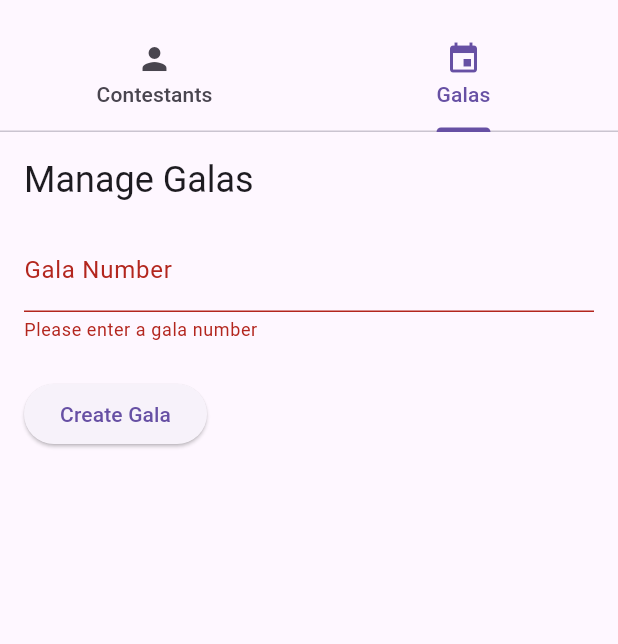
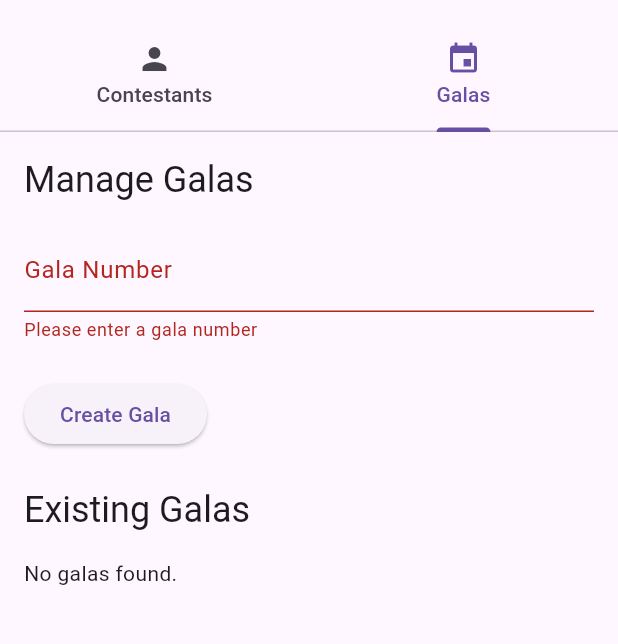
Before and after one commit to JFerrerBeired/PorrOT_2025, a Flutter app: the screen it shows after launch, tab 2 chosen, after a tap on "Create Gala", on a phone screen of 412 x 824 dp, the part 63-707 px from its top. Run offline on Flutter 3.47's test engine with Material 3 defaults, Android fonts, the phone set to English and light mode, and no system bars; our stand-ins replace cloud_firestore, firebase_core; accounts and stored records are empty; generated files the repository leaves out were written again.

Commit message:
feat: Add existing DB lists

```diff
--- a/lib/presentation/widgets/admin/contestant_manager.dart
+++ b/lib/presentation/widgets/admin/contestant_manager.dart
@@ -16,24 +16,81 @@ class _ContestantManagerState extends State<ContestantManager> {
   final _nameController = TextEditingController();
   final _photoUrlController = TextEditingController();
   ContestantStatus _selectedStatus = ContestantStatus.active;
+  List<Contestant> _contestants = [];
+  bool _isLoading = true;
 
   late final CreateContestantUseCase _createContestantUseCase;
+  late final ContestantRepositoryImpl _contestantRepository;
 
   @override
   void initState() {
     super.initState();
     // In a real app, use dependency injection
-    final contestantRepository = ContestantRepositoryImpl(
+    _contestantRepository = ContestantRepositoryImpl(
       FirebaseFirestore.instance,
     );
-    _createContestantUseCase = CreateContestantUseCase(contestantRepository);
+    _createContestantUseCase = CreateContestantUseCase(_contestantRepository);
+    _loadContestants();
+  }
+
+  Future<void> _loadContestants() async {
+    try {
+      final contestants = await _contestantRepository.getAllContestants();
+      setState(() {
+        _contestants = contestants;
+        _isLoading = false;
+      });
+    } catch (e) {
+      setState(() {
+        _isLoading = false;
+      });
+      if (mounted) { // Fix context issue
+        ScaffoldMessenger.of(context).showSnackBar(
+          SnackBar(content: Text('Failed to load contestants: $e')),
+        );
+      }
+    }
+  }
+
+  void _saveContestant() async {
+    if (_formKey.currentState!.validate()) {
+      final scaffoldMessenger = ScaffoldMessenger.of(context);
+      final contestant = Contestant(
+        // contestantId is null - will be auto-generated by the data layer
+        name: _nameController.text,
+        photoUrl: _photoUrlController.text.isNotEmpty ? _photoUrlController.text : null,
+        status: _selectedStatus,
+      );
+
+      try {
+        await _createContestantUseCase.execute(contestant);
+        scaffoldMessenger.showSnackBar(
+          const SnackBar(content: Text('Contestant saved successfully!')),
+        );
+        _formKey.currentState!.reset();
+        _nameController.clear();
+        _photoUrlController.clear();
+        setState(() {
+          _selectedStatus = ContestantStatus.active;
+        });
+        // Refresh the list of contestants
+        _loadContestants();
+      } catch (e) {
+        scaffoldMessenger.showSnackBar(
+          SnackBar(content: Text('Failed to save contestant: $e')),
+        );
+      }
+    }
   }
 
   @override
   Widget build(BuildContext context) {
     return SingleChildScrollView(
       padding: const EdgeInsets.all(16.0),
-      child: Form(
+      child: Column(
+        crossAxisAlignment: CrossAxisAlignment.start,
+        children: [
+          Form(
             key: _formKey,
             child: Column(
               crossAxisAlignment: CrossAxisAlignment.start,
@@ -78,36 +135,47 @@ class _ContestantManagerState extends State<ContestantManager> {
               ],
             ),
           ),
+          const SizedBox(height: 24),
+          Text(
+            'Existing Contestants',
+            style: Theme.of(context).textTheme.headlineSmall,
+          ),
+          const SizedBox(height: 16),
+          if (_isLoading)
+            const Center(child: CircularProgressIndicator())
+          else if (_contestants.isEmpty)
+            const Text('No contestants found.')
+          else
+            ListView.builder(
+              shrinkWrap: true,
+              physics: const NeverScrollableScrollPhysics(), // To work inside SingleChildScrollView
+              itemCount: _contestants.length,
+              itemBuilder: (context, index) {
+                final contestant = _contestants[index];
+                return Card(
+                  child: ListTile(
+                    title: Text(contestant.name),
+                    subtitle: Text(
+                      'Status: ${contestant.status.toString().split('.').last} | '
+                      'ID: ${contestant.contestantId ?? "Auto-generated"}',
+                    ),
+                    trailing: Text(
+                      contestant.photoUrl != null && contestant.photoUrl!.isNotEmpty
+                          ? 'Has Photo'
+                          : 'No Photo',
+                      style: TextStyle(
+                        color: contestant.photoUrl != null && contestant.photoUrl!.isNotEmpty
+                            ? Colors.green
+                            : Colors.grey,
+                      ),
+                    ),
+                  ),
                 );
-  }
-
-  void _saveContestant() async {
-    if (_formKey.currentState!.validate()) {
-      final scaffoldMessenger = ScaffoldMessenger.of(context);
-      final contestant = Contestant(
-        // contestantId is null - will be auto-generated by the data layer
-        name: _nameController.text,
-        photoUrl: _photoUrlController.text.isNotEmpty ? _photoUrlController.text : null,
-        status: _selectedStatus,
+              },
+            ),
+        ],
+      ),
     );
-
-      try {
-        await _createContestantUseCase.execute(contestant);
-        scaffoldMessenger.showSnackBar(
-          const SnackBar(content: Text('Contestant saved successfully!')),
-        );
-        _formKey.currentState!.reset();
-        _nameController.clear();
-        _photoUrlController.clear();
-        setState(() {
-          _selectedStatus = ContestantStatus.active;
-        });
-      } catch (e) {
-        scaffoldMessenger.showSnackBar(
-          SnackBar(content: Text('Failed to save contestant: $e')),
-        );
-      }
-    }
   }
 
   @override
--- a/lib/presentation/widgets/admin/gala_manager.dart
+++ b/lib/presentation/widgets/admin/gala_manager.dart
@@ -14,22 +14,76 @@ class GalaManager extends StatefulWidget {
 class _GalaManagerState extends State<GalaManager> {
   final _formKey = GlobalKey<FormState>();
   final _galaNumberController = TextEditingController();
+  List<Gala> _galas = [];
+  bool _isLoading = true;
 
   late final CreateGalaUseCase _createGalaUseCase;
+  late final GalaRepositoryImpl _galaRepository;
 
   @override
   void initState() {
     super.initState();
     // In a real app, use dependency injection
-    final galaRepository = GalaRepositoryImpl(FirebaseFirestore.instance);
-    _createGalaUseCase = CreateGalaUseCase(galaRepository);
+    _galaRepository = GalaRepositoryImpl(FirebaseFirestore.instance);
+    _createGalaUseCase = CreateGalaUseCase(_galaRepository);
+    _loadGalas();
+  }
+
+  Future<void> _loadGalas() async {
+    try {
+      final galas = await _galaRepository.getAllGalas();
+      setState(() {
+        _galas = galas;
+        _isLoading = false;
+      });
+    } catch (e) {
+      setState(() {
+        _isLoading = false;
+      });
+      if (mounted) { // Fix context issue
+        ScaffoldMessenger.of(context).showSnackBar(
+          SnackBar(content: Text('Failed to load galas: $e')),
+        );
+      }
+    }
+  }
+
+  void _saveGala() async {
+    if (_formKey.currentState!.validate()) {
+      final scaffoldMessenger = ScaffoldMessenger.of(context);
+      final gala = Gala(
+        // galaId is null - will be auto-generated by the data layer
+        galaNumber: int.parse(_galaNumberController.text),
+        date: DateTime.now(), // Defaulting date, can be changed later
+        nominatedContestants: [], // Empty for now
+        results: {}, // Empty for now
+      );
+
+      try {
+        await _createGalaUseCase.execute(gala);
+        scaffoldMessenger.showSnackBar(
+          const SnackBar(content: Text('Gala created successfully!')),
+        );
+        _formKey.currentState!.reset();
+        _galaNumberController.clear();
+        // Refresh the list of galas
+        _loadGalas();
+      } catch (e) {
+        scaffoldMessenger.showSnackBar(
+          SnackBar(content: Text('Failed to create gala: $e')),
+        );
+      }
+    }
   }
 
   @override
   Widget build(BuildContext context) {
     return SingleChildScrollView(
       padding: const EdgeInsets.all(16.0),
-      child: Form(
+      child: Column(
+        crossAxisAlignment: CrossAxisAlignment.start,
+        children: [
+          Form(
             key: _formKey,
             child: Column(
               crossAxisAlignment: CrossAxisAlignment.start,
@@ -61,33 +115,41 @@ class _GalaManagerState extends State<GalaManager> {
               ],
             ),
           ),
+          const SizedBox(height: 24),
+          Text(
+            'Existing Galas',
+            style: Theme.of(context).textTheme.headlineSmall,
+          ),
+          const SizedBox(height: 16),
+          if (_isLoading)
+            const Center(child: CircularProgressIndicator())
+          else if (_galas.isEmpty)
+            const Text('No galas found.')
+          else
+            ListView.builder(
+              shrinkWrap: true,
+              physics: const NeverScrollableScrollPhysics(), // To work inside SingleChildScrollView
+              itemCount: _galas.length,
+              itemBuilder: (context, index) {
+                final gala = _galas[index];
+                return Card(
+                  child: ListTile(
+                    title: Text('Gala ${gala.galaNumber}'),
+                    subtitle: Text(
+                      'Date: ${gala.date.toString()} | '
+                      'ID: ${gala.galaId ?? "Auto-generated"}',
+                    ),
+                    trailing: Text(
+                      '${gala.nominatedContestants.length} nominated',
+                      style: const TextStyle(color: Colors.grey),
+                    ),
+                  ),
                 );
-  }
-
-  void _saveGala() async {
-    if (_formKey.currentState!.validate()) {
-      final scaffoldMessenger = ScaffoldMessenger.of(context);
-      final gala = Gala(
-        // galaId is null - will be auto-generated by the data layer
-        galaNumber: int.parse(_galaNumberController.text),
-        date: DateTime.now(), // Defaulting date, can be changed later
-        nominatedContestants: [], // Empty for now
-        results: {}, // Empty for now
+              },
+            ),
+        ],
+      ),
     );
-
-      try {
-        await _createGalaUseCase.execute(gala);
-        scaffoldMessenger.showSnackBar(
-          const SnackBar(content: Text('Gala created successfully!')),
-        );
-        _formKey.currentState!.reset();
-        _galaNumberController.clear();
-      } catch (e) {
-        scaffoldMessenger.showSnackBar(
-          SnackBar(content: Text('Failed to create gala: $e')),
-        );
-      }
-    }
   }
 
   @override
```
Lines whose indentation alone changed are shown as unchanged.
